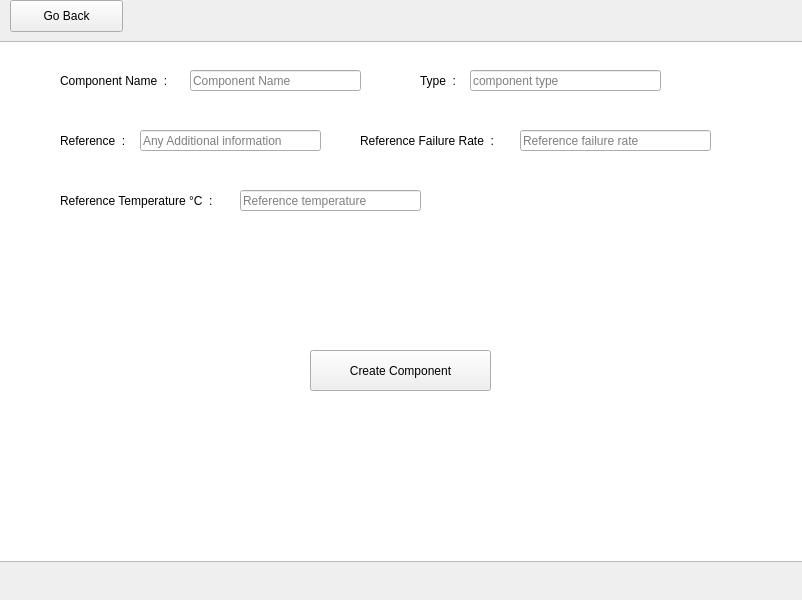
Old version of the form gui/component/create_component.ui in the repository karthikdivakaran/reli_engine.
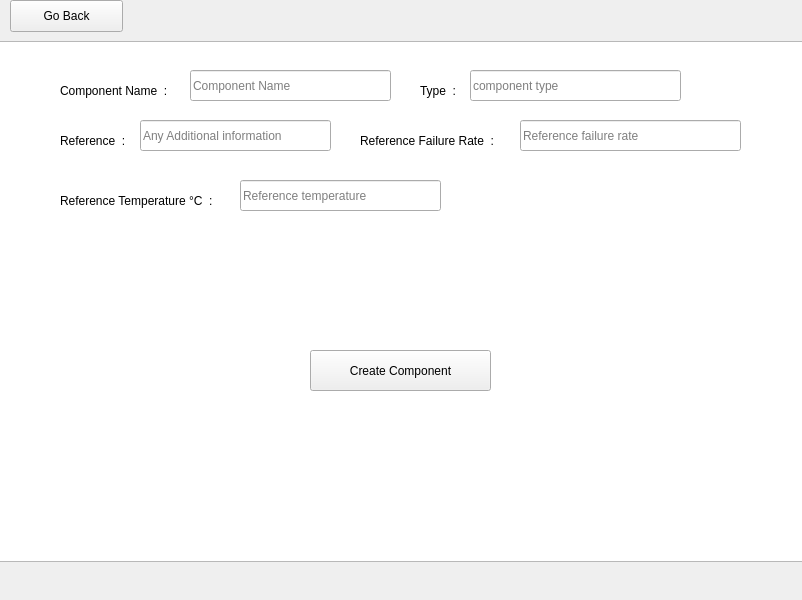
New version of the form.

```diff
--- a/gui/component/create_component.ui
+++ b/gui/component/create_component.ui
@@ -43,7 +43,7 @@
    <property name="geometry">
     <rect>
      <x>60</x>
-     <y>60</y>
+     <y>70</y>
      <width>121</width>
      <height>41</height>
     </rect>
@@ -56,7 +56,7 @@
    <property name="geometry">
     <rect>
      <x>420</x>
-     <y>60</y>
+     <y>70</y>
      <width>41</width>
      <height>41</height>
     </rect>
@@ -147,8 +147,8 @@
     <rect>
      <x>190</x>
      <y>70</y>
-     <width>171</width>
-     <height>21</height>
+     <width>201</width>
+     <height>31</height>
     </rect>
    </property>
    <property name="placeholderText">
@@ -160,8 +160,8 @@
     <rect>
      <x>470</x>
      <y>70</y>
-     <width>191</width>
-     <height>21</height>
+     <width>211</width>
+     <height>31</height>
     </rect>
    </property>
    <property name="placeholderText">
@@ -172,9 +172,9 @@
    <property name="geometry">
     <rect>
      <x>140</x>
-     <y>130</y>
-     <width>181</width>
-     <height>21</height>
+     <y>120</y>
+     <width>191</width>
+     <height>31</height>
     </rect>
    </property>
    <property name="placeholderText">
@@ -185,9 +185,9 @@
    <property name="geometry">
     <rect>
      <x>520</x>
-     <y>130</y>
-     <width>191</width>
-     <height>21</height>
+     <y>120</y>
+     <width>221</width>
+     <height>31</height>
     </rect>
    </property>
    <property name="placeholderText">
@@ -198,9 +198,9 @@
    <property name="geometry">
     <rect>
      <x>240</x>
-     <y>190</y>
-     <width>181</width>
-     <height>21</height>
+     <y>180</y>
+     <width>201</width>
+     <height>31</height>
     </rect>
    </property>
    <property name="placeholderText">
```
